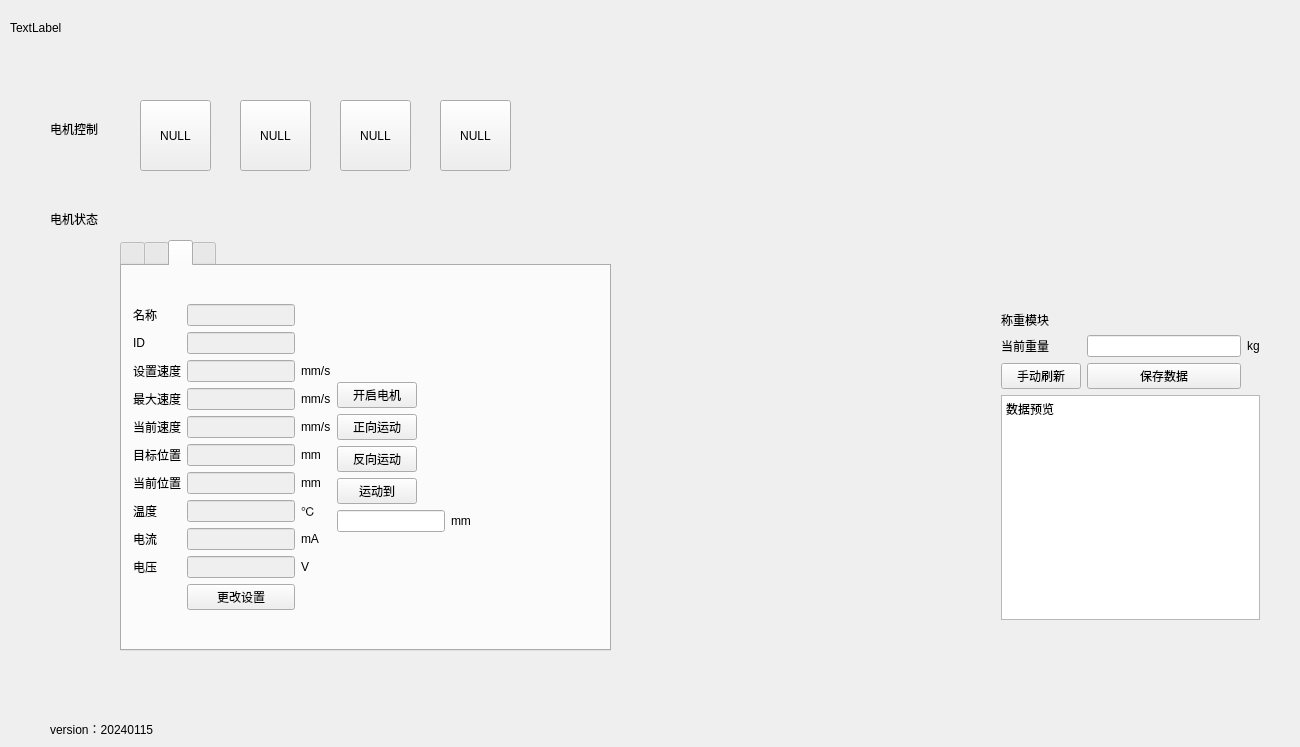
The window that widget.ui (Mr-tang0/Qt_based_MG_stepper_motor_operating_system) describes before a commit, drawn with Qt 5.
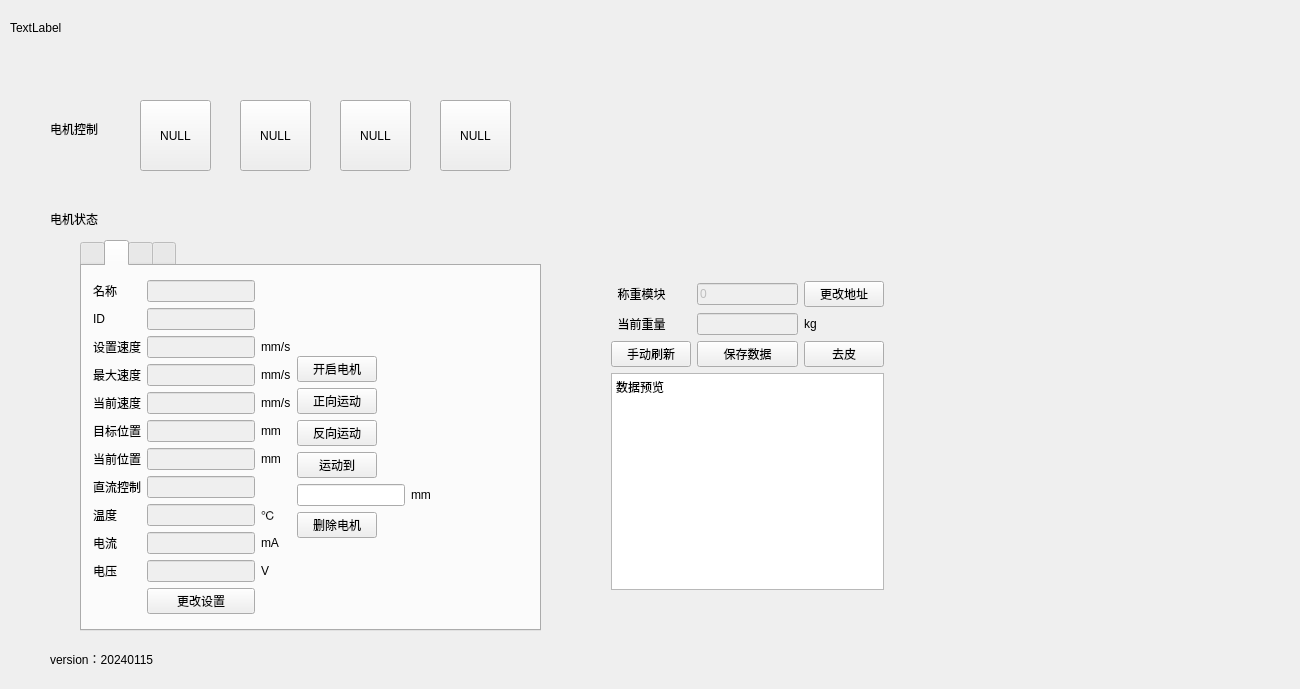
The same window after the commit. The open tabs and pages were chosen to show the change.

Diff of the .ui file:
```diff
--- a/widget.ui
+++ b/widget.ui
@@ -7,7 +7,7 @@
     <x>0</x>
     <y>0</y>
     <width>1300</width>
-    <height>747</height>
+    <height>689</height>
    </rect>
   </property>
   <property name="windowTitle">
@@ -42,10 +42,10 @@
   <widget class="QTabWidget" name="motorTab">
    <property name="geometry">
     <rect>
-     <x>120</x>
+     <x>80</x>
      <y>240</y>
-     <width>491</width>
-     <height>411</height>
+     <width>461</width>
+     <height>391</height>
     </rect>
    </property>
    <property name="currentIndex">
@@ -344,18 +344,326 @@
      </item>
     </layout>
    </widget>
-   <widget class="QWidget" name="tab_10">
-    <attribute name="title">
-     <string/>
-    </attribute>
-    <layout class="QGridLayout" name="gridLayout_8"/>
-   </widget>
    <widget class="QWidget" name="tab_9">
     <attribute name="title">
      <string/>
     </attribute>
     <layout class="QGridLayout" name="gridLayout_7">
      <item row="0" column="0">
+      <layout class="QFormLayout" name="formLayout_7">
+       <item row="0" column="0">
+        <layout class="QGridLayout" name="gridLayout_2">
+         <item row="9" column="2">
+          <widget class="QLabel" name="label_96">
+           <property name="text">
+            <string>mA</string>
+           </property>
+          </widget>
+         </item>
+         <item row="5" column="1">
+          <widget class="QLineEdit" name="setPositon_2">
+           <property name="enabled">
+            <bool>false</bool>
+           </property>
+          </widget>
+         </item>
+         <item row="2" column="1">
+          <widget class="QLineEdit" name="setSpeed_2">
+           <property name="enabled">
+            <bool>false</bool>
+           </property>
+          </widget>
+         </item>
+         <item row="9" column="0">
+          <widget class="QLabel" name="label_21">
+           <property name="text">
+            <string>电流</string>
+           </property>
+          </widget>
+         </item>
+         <item row="11" column="0">
+          <widget class="QLabel" name="label_26">
+           <property name="text">
+            <string/>
+           </property>
+          </widget>
+         </item>
+         <item row="6" column="1">
+          <widget class="QLineEdit" name="currentPosition_2">
+           <property name="enabled">
+            <bool>false</bool>
+           </property>
+          </widget>
+         </item>
+         <item row="10" column="0">
+          <widget class="QLabel" name="label_30">
+           <property name="text">
+            <string>电压</string>
+           </property>
+          </widget>
+         </item>
+         <item row="4" column="1">
+          <widget class="QLineEdit" name="currentSpeed_2">
+           <property name="enabled">
+            <bool>false</bool>
+           </property>
+          </widget>
+         </item>
+         <item row="3" column="1">
+          <widget class="QLineEdit" name="maxSpeed_2">
+           <property name="enabled">
+            <bool>false</bool>
+           </property>
+          </widget>
+         </item>
+         <item row="5" column="0">
+          <widget class="QLabel" name="label_16">
+           <property name="text">
+            <string>目标位置</string>
+           </property>
+          </widget>
+         </item>
+         <item row="1" column="1">
+          <widget class="QLineEdit" name="motorID_2">
+           <property name="enabled">
+            <bool>false</bool>
+           </property>
+          </widget>
+         </item>
+         <item row="3" column="2">
+          <widget class="QLabel" name="label_97">
+           <property name="text">
+            <string>mm/s</string>
+           </property>
+          </widget>
+         </item>
+         <item row="2" column="2">
+          <widget class="QLabel" name="label_116">
+           <property name="text">
+            <string>mm/s</string>
+           </property>
+          </widget>
+         </item>
+         <item row="8" column="2">
+          <widget class="QLabel" name="label_95">
+           <property name="text">
+            <string>℃</string>
+           </property>
+          </widget>
+         </item>
+         <item row="3" column="0">
+          <widget class="QLabel" name="label_20">
+           <property name="text">
+            <string>最大速度</string>
+           </property>
+          </widget>
+         </item>
+         <item row="1" column="0">
+          <widget class="QLabel" name="label_24">
+           <property name="text">
+            <string>ID</string>
+           </property>
+          </widget>
+         </item>
+         <item row="4" column="0">
+          <widget class="QLabel" name="label_29">
+           <property name="text">
+            <string>当前速度</string>
+           </property>
+          </widget>
+         </item>
+         <item row="5" column="2">
+          <widget class="QLabel" name="label_94">
+           <property name="text">
+            <string>mm</string>
+           </property>
+          </widget>
+         </item>
+         <item row="8" column="0">
+          <widget class="QLabel" name="label_27">
+           <property name="text">
+            <string>温度</string>
+           </property>
+          </widget>
+         </item>
+         <item row="8" column="1">
+          <widget class="QLineEdit" name="tempreture_2">
+           <property name="enabled">
+            <bool>false</bool>
+           </property>
+          </widget>
+         </item>
+         <item row="10" column="2">
+          <widget class="QLabel" name="label_92">
+           <property name="text">
+            <string>V</string>
+           </property>
+          </widget>
+         </item>
+         <item row="11" column="1">
+          <widget class="QPushButton" name="setBtn_2">
+           <property name="text">
+            <string>更改设置</string>
+           </property>
+          </widget>
+         </item>
+         <item row="0" column="1">
+          <widget class="QLineEdit" name="motorName_2">
+           <property name="enabled">
+            <bool>false</bool>
+           </property>
+          </widget>
+         </item>
+         <item row="6" column="0">
+          <widget class="QLabel" name="label_25">
+           <property name="text">
+            <string>当前位置</string>
+           </property>
+          </widget>
+         </item>
+         <item row="4" column="2">
+          <widget class="QLabel" name="label_93">
+           <property name="text">
+            <string>mm/s</string>
+           </property>
+          </widget>
+         </item>
+         <item row="10" column="1">
+          <widget class="QLineEdit" name="voltage_2">
+           <property name="enabled">
+            <bool>false</bool>
+           </property>
+          </widget>
+         </item>
+         <item row="0" column="0">
+          <widget class="QLabel" name="label_28">
+           <property name="text">
+            <string>名称</string>
+           </property>
+          </widget>
+         </item>
+         <item row="2" column="0">
+          <widget class="QLabel" name="label_31">
+           <property name="text">
+            <string>设置速度</string>
+           </property>
+          </widget>
+         </item>
+         <item row="9" column="1">
+          <widget class="QLineEdit" name="lineEdit_2">
+           <property name="enabled">
+            <bool>false</bool>
+           </property>
+          </widget>
+         </item>
+         <item row="6" column="2">
+          <widget class="QLabel" name="label_91">
+           <property name="text">
+            <string>mm</string>
+           </property>
+          </widget>
+         </item>
+         <item row="7" column="1">
+          <widget class="QLineEdit" name="powerControl_2">
+           <property name="enabled">
+            <bool>false</bool>
+           </property>
+          </widget>
+         </item>
+         <item row="7" column="0">
+          <widget class="QLabel" name="label_59">
+           <property name="text">
+            <string>直流控制</string>
+           </property>
+          </widget>
+         </item>
+        </layout>
+       </item>
+       <item row="0" column="1">
+        <layout class="QFormLayout" name="formLayout_4">
+         <item row="1" column="0">
+          <widget class="QPushButton" name="openMotor_2">
+           <property name="text">
+            <string>开启电机</string>
+           </property>
+          </widget>
+         </item>
+         <item row="2" column="0">
+          <widget class="QPushButton" name="cwMove_2">
+           <property name="text">
+            <string>正向运动</string>
+           </property>
+          </widget>
+         </item>
+         <item row="3" column="0">
+          <widget class="QPushButton" name="ccwMove_2">
+           <property name="text">
+            <string>反向运动</string>
+           </property>
+          </widget>
+         </item>
+         <item row="4" column="0">
+          <widget class="QPushButton" name="moveTo_2">
+           <property name="text">
+            <string>运动到</string>
+           </property>
+          </widget>
+         </item>
+         <item row="5" column="1">
+          <widget class="QLabel" name="label_106">
+           <property name="text">
+            <string>mm</string>
+           </property>
+          </widget>
+         </item>
+         <item row="5" column="0">
+          <widget class="QLineEdit" name="moveToEdit_2"/>
+         </item>
+         <item row="0" column="0">
+          <spacer name="verticalSpacer_5">
+           <property name="orientation">
+            <enum>Qt::Vertical</enum>
+           </property>
+           <property name="sizeHint" stdset="0">
+            <size>
+             <width>20</width>
+             <height>40</height>
+            </size>
+           </property>
+          </spacer>
+         </item>
+         <item row="7" column="0">
+          <spacer name="verticalSpacer_6">
+           <property name="orientation">
+            <enum>Qt::Vertical</enum>
+           </property>
+           <property name="sizeHint" stdset="0">
+            <size>
+             <width>20</width>
+             <height>40</height>
+            </size>
+           </property>
+          </spacer>
+         </item>
+         <item row="6" column="0">
+          <widget class="QPushButton" name="delete_2">
+           <property name="text">
+            <string>删除电机</string>
+           </property>
+          </widget>
+         </item>
+        </layout>
+       </item>
+      </layout>
+     </item>
+    </layout>
+   </widget>
+   <widget class="QWidget" name="tab_10">
+    <attribute name="title">
+     <string/>
+    </attribute>
+    <layout class="QGridLayout" name="gridLayout_8">
+     <item row="0" column="0">
       <layout class="QFormLayout" name="formLayout_3">
        <item row="0" column="0">
         <layout class="QGridLayout" name="gridLayout_3">
@@ -373,21 +681,14 @@
            </property>
           </widget>
          </item>
-         <item row="8" column="1">
-          <widget class="QLineEdit" name="lineEdit_3">
-           <property name="enabled">
-            <bool>false</bool>
-           </property>
-          </widget>
-         </item>
-         <item row="6" column="2">
-          <widget class="QLabel" name="label_98">
+         <item row="3" column="2">
+          <widget class="QLabel" name="label_104">
            <property name="text">
             <string>mm</string>
            </property>
           </widget>
          </item>
-         <item row="9" column="2">
+         <item row="10" column="2">
           <widget class="QLabel" name="label_99">
            <property name="text">
             <string>V</string>
@@ -401,6 +702,20 @@
            </property>
           </widget>
          </item>
+         <item row="1" column="0">
+          <widget class="QLabel" name="label_35">
+           <property name="text">
+            <string>ID</string>
+           </property>
+          </widget>
+         </item>
+         <item row="8" column="0">
+          <widget class="QLabel" name="label_38">
+           <property name="text">
+            <string>温度</string>
+           </property>
+          </widget>
+         </item>
          <item row="4" column="2">
           <widget class="QLabel" name="label_100">
            <property name="text">
@@ -408,15 +723,29 @@
            </property>
           </widget>
          </item>
-         <item row="1" column="1">
-          <widget class="QLineEdit" name="motorID_3">
+         <item row="2" column="2">
+          <widget class="QLabel" name="label_105">
+           <property name="text">
+            <string>mm/s</string>
+           </property>
+          </widget>
+         </item>
+         <item row="6" column="0">
+          <widget class="QLabel" name="label_36">
+           <property name="text">
+            <string>当前位置</string>
+           </property>
+          </widget>
+         </item>
+         <item row="9" column="1">
+          <widget class="QLineEdit" name="lineEdit_3">
            <property name="enabled">
             <bool>false</bool>
            </property>
           </widget>
          </item>
-         <item row="3" column="0">
-          <widget class="QLabel" name="label_33">
+         <item row="10" column="0">
+          <widget class="QLabel" name="label_41">
            <property name="text">
             <string>最大速度</string>
            </property>
@@ -429,83 +758,48 @@
            </property>
           </widget>
          </item>
-         <item row="3" column="1">
-          <widget class="QLineEdit" name="maxSpeed_3">
+         <item row="11" column="1">
+          <widget class="QPushButton" name="setBtn_3">
+           <property name="text">
+            <string>更改设置</string>
+           </property>
+          </widget>
+         </item>
+         <item row="6" column="1">
+          <widget class="QLineEdit" name="currentPosition_3">
            <property name="enabled">
             <bool>false</bool>
            </property>
           </widget>
          </item>
-         <item row="7" column="2">
+         <item row="4" column="1">
+          <widget class="QLineEdit" name="currentSpeed_3">
+           <property name="enabled">
+            <bool>false</bool>
+           </property>
+          </widget>
+         </item>
+         <item row="8" column="2">
           <widget class="QLabel" name="label_102">
            <property name="text">
             <string>℃</string>
            </property>
           </widget>
          </item>
-         <item row="5" column="1">
-          <widget class="QLineEdit" name="setPositon_3">
-           <property name="enabled">
-            <bool>false</bool>
-           </property>
-          </widget>
-         </item>
-         <item row="7" column="1">
+         <item row="8" column="1">
           <widget class="QLineEdit" name="tempreture_3">
            <property name="enabled">
             <bool>false</bool>
            </property>
           </widget>
          </item>
-         <item row="8" column="0">
-          <widget class="QLabel" name="label_34">
-           <property name="text">
-            <string>电流</string>
-           </property>
-          </widget>
-         </item>
-         <item row="1" column="0">
-          <widget class="QLabel" name="label_35">
-           <property name="text">
-            <string>ID</string>
-           </property>
-          </widget>
-         </item>
-         <item row="8" column="2">
-          <widget class="QLabel" name="label_103">
-           <property name="text">
-            <string>mA</string>
-           </property>
-          </widget>
-         </item>
-         <item row="9" column="1">
+         <item row="10" column="1">
           <widget class="QLineEdit" name="voltage_3">
            <property name="enabled">
             <bool>false</bool>
            </property>
           </widget>
          </item>
-         <item row="6" column="0">
-          <widget class="QLabel" name="label_36">
-           <property name="text">
-            <string>当前位置</string>
-           </property>
-          </widget>
-         </item>
-         <item row="10" column="0">
-          <widget class="QLabel" name="label_37">
-           <property name="text">
-            <string/>
-           </property>
-          </widget>
-         </item>
-         <item row="7" column="0">
-          <widget class="QLabel" name="label_38">
-           <property name="text">
-            <string>温度</string>
-           </property>
-          </widget>
-         </item>
          <item row="0" column="0">
           <widget class="QLabel" name="label_39">
            <property name="text">
@@ -520,6 +814,20 @@
            </property>
           </widget>
          </item>
+         <item row="5" column="2">
+          <widget class="QLabel" name="label_101">
+           <property name="text">
+            <string>mm</string>
+           </property>
+          </widget>
+         </item>
+         <item row="11" column="0">
+          <widget class="QLabel" name="label_37">
+           <property name="text">
+            <string/>
+           </property>
+          </widget>
+         </item>
          <item row="4" column="0">
           <widget class="QLabel" name="label_40">
            <property name="text">
@@ -527,8 +835,15 @@
            </property>
           </widget>
          </item>
-         <item row="9" column="0">
-          <widget class="QLabel" name="label_41">
+         <item row="0" column="1">
+          <widget class="QLineEdit" name="motorName_3">
+           <property name="enabled">
+            <bool>false</bool>
+           </property>
+          </widget>
+         </item>
+         <item row="9" column="2">
+          <widget class="QLabel" name="label_103">
            <property name="text">
             <string>电压</string>
            </property>
@@ -548,8 +863,8 @@
            </property>
           </widget>
          </item>
-         <item row="3" column="2">
-          <widget class="QLabel" name="label_104">
+         <item row="9" column="0">
+          <widget class="QLabel" name="label_34">
            <property name="text">
             <string>mm/s</string>
            </property>
@@ -562,8 +877,15 @@
            </property>
           </widget>
          </item>
-         <item row="10" column="1">
-          <widget class="QPushButton" name="setBtn_3">
+         <item row="7" column="1">
+          <widget class="QLineEdit" name="powerControl_3">
+           <property name="enabled">
+            <bool>false</bool>
+           </property>
+          </widget>
+         </item>
+         <item row="7" column="0">
+          <widget class="QLabel" name="label_60">
            <property name="text">
             <string>更改设置</string>
            </property>
@@ -572,47 +894,60 @@
         </layout>
        </item>
        <item row="0" column="1">
-        <layout class="QFormLayout" name="formLayout_4">
+        <layout class="QFormLayout" name="formLayout_6">
          <item row="1" column="0">
-          <widget class="QPushButton" name="openMotor_2">
+          <widget class="QPushButton" name="openMotor_3">
            <property name="text">
             <string>开启电机</string>
            </property>
           </widget>
          </item>
          <item row="2" column="0">
-          <widget class="QPushButton" name="cwMove_2">
+          <widget class="QPushButton" name="cwMove_3">
            <property name="text">
             <string>正向运动</string>
            </property>
           </widget>
          </item>
          <item row="3" column="0">
-          <widget class="QPushButton" name="ccwMove_2">
+          <widget class="QPushButton" name="ccwMove_3">
            <property name="text">
             <string>反向运动</string>
            </property>
           </widget>
          </item>
          <item row="4" column="0">
-          <widget class="QPushButton" name="moveTo_2">
+          <widget class="QPushButton" name="moveTo_3">
            <property name="text">
             <string>运动到</string>
            </property>
           </widget>
          </item>
          <item row="5" column="1">
-          <widget class="QLabel" name="label_106">
+          <widget class="QLabel" name="label_115">
            <property name="text">
             <string>mm</string>
            </property>
           </widget>
          </item>
          <item row="5" column="0">
-          <widget class="QLineEdit" name="moveToEdit_2"/>
+          <widget class="QLineEdit" name="moveToEdit_3"/>
          </item>
          <item row="0" column="0">
-          <spacer name="verticalSpacer_5">
+          <spacer name="verticalSpacer">
+           <property name="orientation">
+            <enum>Qt::Vertical</enum>
+           </property>
+           <property name="sizeHint" stdset="0">
+            <size>
+             <width>20</width>
+             <height>40</height>
+            </size>
+           </property>
+          </spacer>
+         </item>
+         <item row="7" column="0">
+          <spacer name="verticalSpacer_2">
            <property name="orientation">
             <enum>Qt::Vertical</enum>
            </property>
@@ -625,17 +960,11 @@
           </spacer>
          </item>
          <item row="6" column="0">
-          <spacer name="verticalSpacer_6">
-           <property name="orientation">
-            <enum>Qt::Vertical</enum>
+          <widget class="QPushButton" name="delete_3">
+           <property name="text">
+            <string>删除电机</string>
            </property>
-           <property name="sizeHint" stdset="0">
-            <size>
-             <width>20</width>
-             <height>40</height>
-            </size>
-           </property>
-          </spacer>
+          </widget>
          </item>
         </layout>
        </item>
@@ -941,7 +1270,7 @@
    <property name="geometry">
     <rect>
      <x>50</x>
-     <y>720</y>
+     <y>650</y>
      <width>201</width>
      <height>18</height>
     </rect>
@@ -1028,12 +1357,12 @@
     <string/>
    </property>
   </widget>
-  <widget class="QWidget" name="">
+  <widget class="QWidget" name="layoutWidget">
    <property name="geometry">
     <rect>
-     <x>990</x>
-     <y>300</y>
-     <width>281</width>
+     <x>600</x>
+     <y>270</y>
+     <width>295</width>
      <height>331</height>
     </rect>
    </property>
@@ -1041,19 +1370,23 @@
     <item row="0" column="0">
      <widget class="QLabel" name="label_56">
       <property name="text">
-       <string>称重模块</string>
+       <string>  称重模块</string>
       </property>
      </widget>
     </item>
     <item row="1" column="0">
      <widget class="QLabel" name="label_57">
       <property name="text">
-       <string>当前重量</string>
+       <string>  当前重量</string>
       </property>
      </widget>
     </item>
     <item row="1" column="1">
-     <widget class="QLineEdit" name="weightDisplay"/>
+     <widget class="QLineEdit" name="weightDisplay">
+      <property name="enabled">
+       <bool>false</bool>
+      </property>
+     </widget>
     </item>
     <item row="1" column="2">
      <widget class="QLabel" name="label_58">
@@ -1087,6 +1420,30 @@
       </property>
      </widget>
     </item>
+    <item row="0" column="1">
+     <widget class="QLineEdit" name="weighAddress">
+      <property name="enabled">
+       <bool>false</bool>
+      </property>
+      <property name="text">
+       <string>0</string>
+      </property>
+     </widget>
+    </item>
+    <item row="0" column="2">
+     <widget class="QPushButton" name="changeWeigh">
+      <property name="text">
+       <string>更改地址</string>
+      </property>
+     </widget>
+    </item>
+    <item row="2" column="2">
+     <widget class="QPushButton" name="weighShelling">
+      <property name="text">
+       <string>去皮</string>
+      </property>
+     </widget>
+    </item>
    </layout>
   </widget>
  </widget>
```
Left out of the diff: 760 changed lines with no effect on the pictures.
